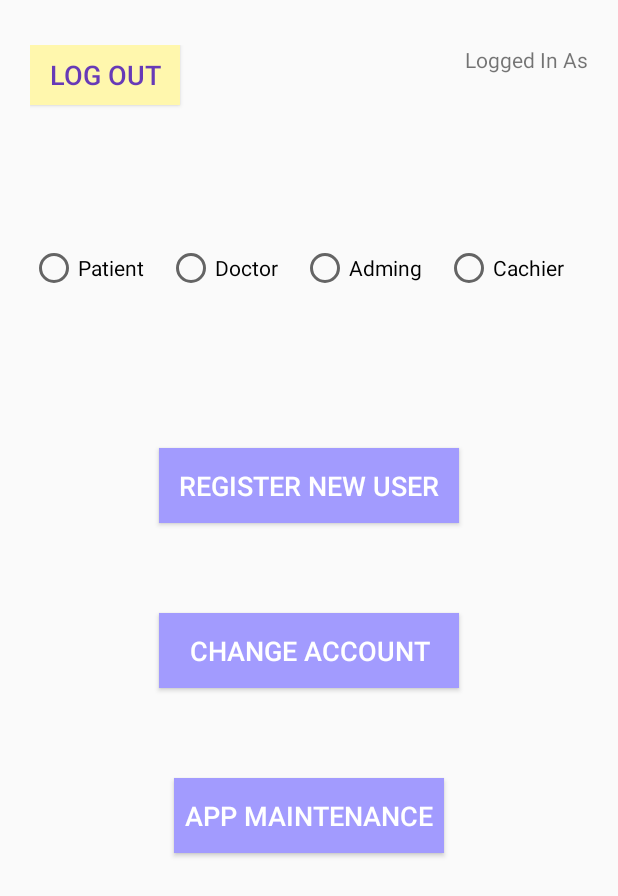
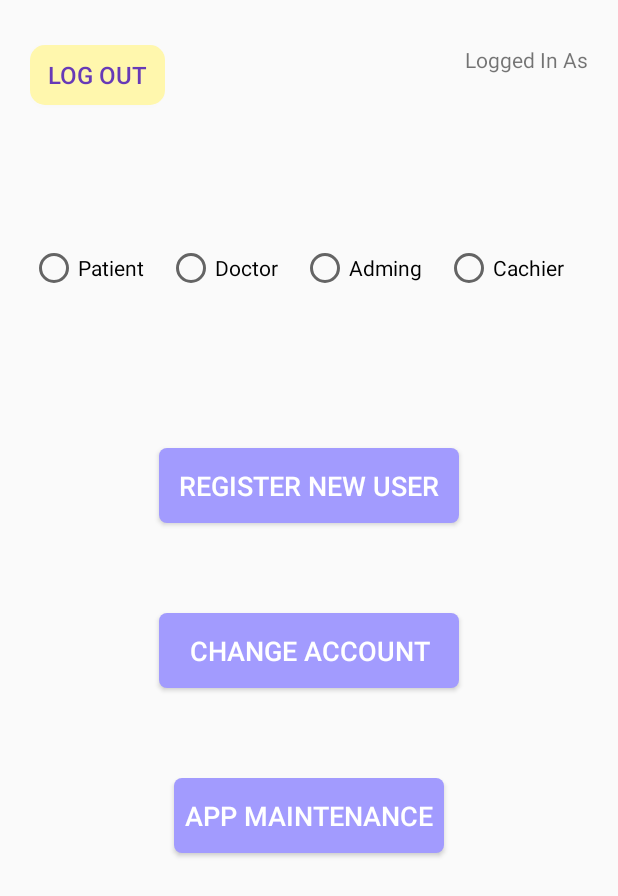
Before and after one commit to developer-jiheui/LemonAid, an Android app: the Activity_5 screen opened directly, with no data from a screen before it, on a phone screen of 412 x 824 dp. Shown: the top 896 px of the screen. Run offline under Robolectric (Android 15) with nearby library versions, the phone set to English and light mode, and no system bars.

Commit message:
update layout of activity 9 and drawble files for button

```diff
--- /dev/null
+++ b/app/src/main/res/drawable/bg_button.xml
@@ -0,0 +1,6 @@
+<?xml version="1.0" encoding="utf-8"?>
+<shape xmlns:android="http://schemas.android.com/apk/res/android">
+    <corners android:radius="5dp" />
+    <solid android:color="@color/colorPrimaryDark"/>
+    <size android:width="180dp"/>
+</shape>
--- /dev/null
+++ b/app/src/main/res/drawable/bg_logout.xml
@@ -0,0 +1,6 @@
+<?xml version="1.0" encoding="utf-8"?>
+<shape xmlns:android="http://schemas.android.com/apk/res/android">
+    <corners android:radius="10dp" />
+    <solid android:color="@color/colorSpecial"/>
+    <size android:width="90dp"/>
+</shape>
--- a/app/src/main/res/layout/activity_5.xml
+++ b/app/src/main/res/layout/activity_5.xml
@@ -20,14 +20,13 @@
 
         <Button
             android:id="@+id/btnLogOut"
-            android:layout_width="100dp"
             android:layout_height="40dp"
-            android:background="#FFF7AD"
             android:text="@string/logOut"
-            android:textColor="#673AB7"
-            android:textSize="18sp"
+            android:background="@drawable/bg_logout"
+            android:textColor="@color/colorSpecialDark"
+            android:textSize="16sp"
             android:layout_gravity="start"
-            />
+            android:layout_width="90dp" />
 
         <LinearLayout
             android:layout_width="0dp"
@@ -97,7 +96,7 @@
         android:layout_marginTop="60dp"
         android:layout_gravity="center_horizontal"
         android:gravity="center"
-        android:background="@color/colorPrimaryDark"
+        android:background="@drawable/bg_button"
         android:textColor="#FFFFFF"
         android:textSize="18sp"
         android:text="@string/regNUser" />
@@ -109,7 +108,7 @@
         android:layout_marginTop="60dp"
         android:layout_gravity="center_horizontal"
         android:gravity="center"
-        android:background="@color/colorPrimaryDark"
+        android:background="@drawable/bg_button"
         android:textColor="#FFFFFF"
         android:textSize="18sp"
         android:text="@string/chAccount" />
@@ -121,7 +120,7 @@
         android:layout_marginTop="60dp"
         android:layout_gravity="center_horizontal"
         android:gravity="center"
-        android:background="@color/colorPrimaryDark"
+        android:background="@drawable/bg_button"
         android:textColor="#FFFFFF"
         android:textSize="18sp"
         android:text="@string/appM" />
--- a/app/src/main/res/layout/activity_6.xml
+++ b/app/src/main/res/layout/activity_6.xml
@@ -74,7 +74,7 @@
         android:id="@+id/btnFindProfile"
         android:layout_width="200dp"
         android:layout_height="wrap_content"
-        android:background="@color/colorPrimaryDark"
+        android:background="@drawable/bg_button"
         android:textColor="#FFFFFF"
         android:layout_marginBottom="30dp"
         android:text="@string/btnFindProfile" />
--- a/app/src/main/res/layout/activity_7.xml
+++ b/app/src/main/res/layout/activity_7.xml
@@ -166,7 +166,7 @@
         android:layout_marginTop="60dp"
         android:layout_width="270dp"
         android:layout_height="wrap_content"
-        android:background="@color/colorPrimaryDark"
+        android:background="@drawable/bg_button"
         android:textColor="#FFFFFF"
         android:text="@string/btnRegisterSave"
         android:textSize="18sp" />
--- a/app/src/main/res/layout/activity_8.xml
+++ b/app/src/main/res/layout/activity_8.xml
@@ -194,7 +194,7 @@
         android:layout_height="wrap_content"
         android:layout_gravity="center"
         android:layout_marginTop="40dp"
-        android:background="@color/colorPrimaryDark"
+        android:background="@drawable/bg_button"
         android:textColor="#FFFFFF"
         android:textSize="18dp"
         android:text="@string/btnRegister" />
--- a/app/src/main/res/values/colors.xml
+++ b/app/src/main/res/values/colors.xml
@@ -3,4 +3,6 @@
     <color name="colorPrimary">#ffeaa7</color>
     <color name="colorPrimaryDark">#a29bfe</color>
     <color name="colorAccent">#d63031</color>
+    <color name="colorSpecial">#FFF7AD</color>
+    <color name="colorSpecialDark">#673AB7</color>
 </resources>
--- a/app/src/main/res/values/strings.xml
+++ b/app/src/main/res/values/strings.xml
@@ -12,6 +12,11 @@
         <item>Doctor A</item>
         <item>Doctor B</item>
         <item>Doctor C</item>
+    </string-array>
+    <string-array name="CommentList">
+        <item>Comment 1</item>
+        <item>Comment 2</item>
+        <item>Comment 3</item>
     </string-array>
     <string name="pNumformat">XXX-XXX-XXXX</string>
     <string name="postalFormat">X1X 1X1</string>
```
Also changed, not shown: app/src/main/res/layout/activity_2.xml (+5 -4 lines), app/src/main/res/layout/activity_3.xml (+6 -5 lines), app/src/main/res/layout/activity_9.xml (+68 -70 lines).
